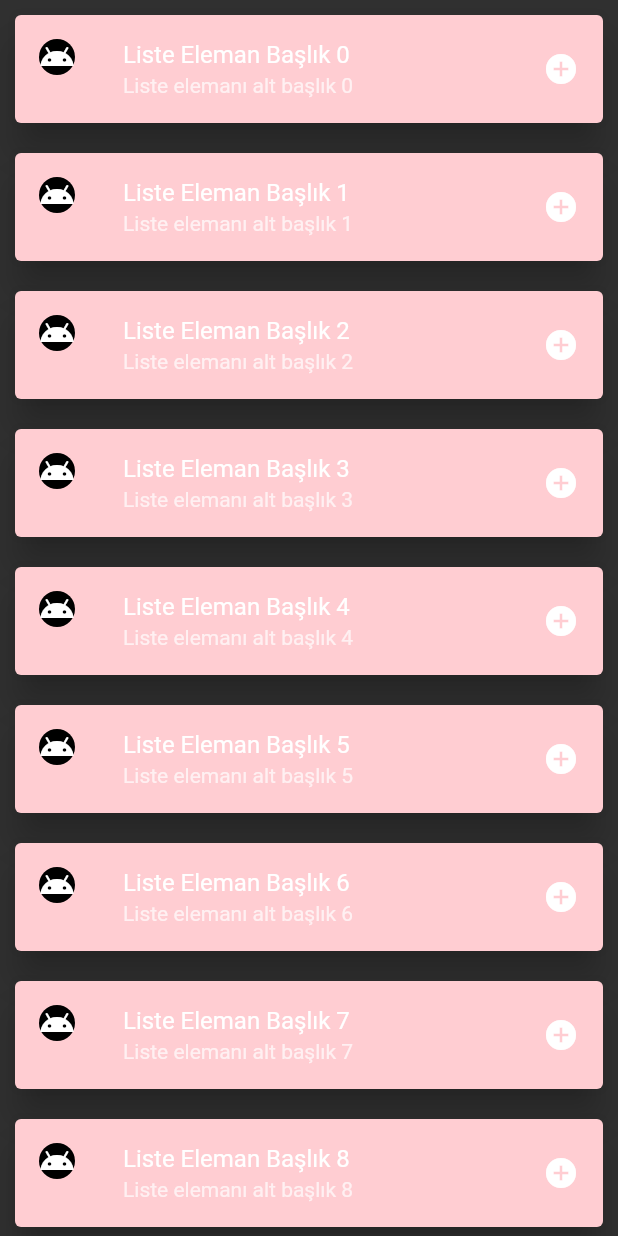
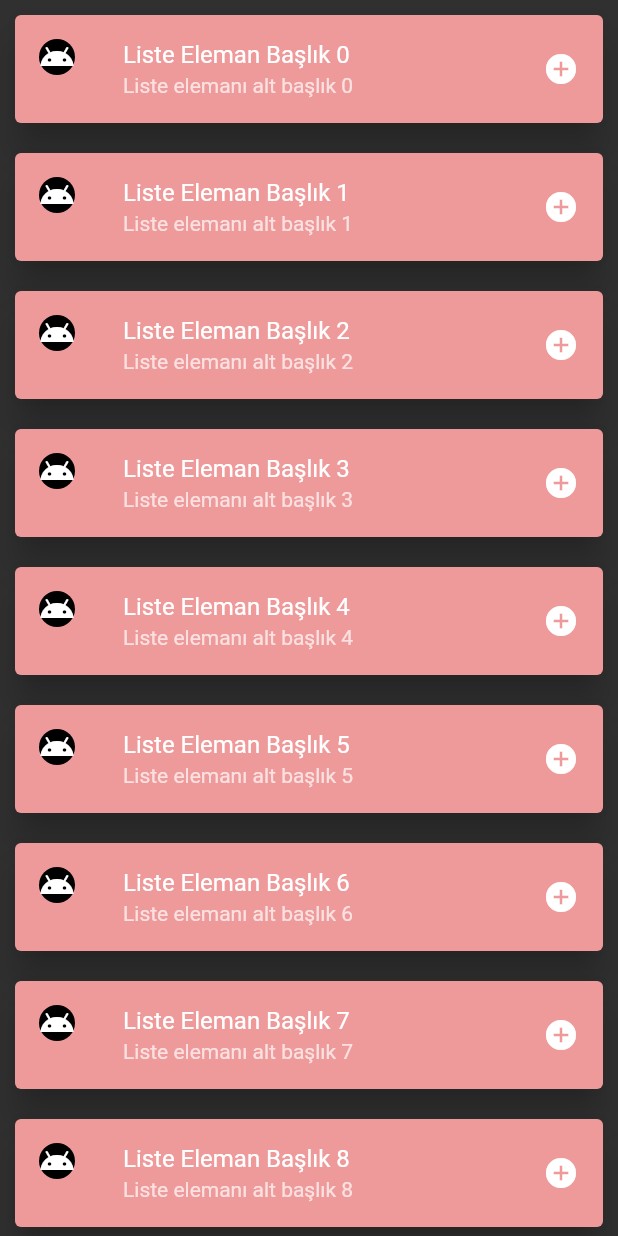
Before and after one commit to mustafauys/Introduction-to-Flutter, a Flutter app: the ListeKonusu widget shown alone on an empty page, opened directly, on a phone screen of 412 x 824 dp. Run offline on Flutter 3.47's test engine with Material 2 defaults, Android fonts, the phone set to English and light mode, and no system bars; our stand-ins replace fluttertoast.

```diff
--- a/flutter_first/lib/ui/liste.dart
+++ b/flutter_first/lib/ui/liste.dart
@@ -14,7 +14,7 @@ class ListeKonusu extends StatelessWidget {
                   children: <Widget>[
                     Container(
                       child: Card(
-                          color: Colors.red.shade100,
+                          color: Colors.red.shade200,
                           margin: EdgeInsets.all(10),
                           elevation: 10,
                           child: ListTile(
```
